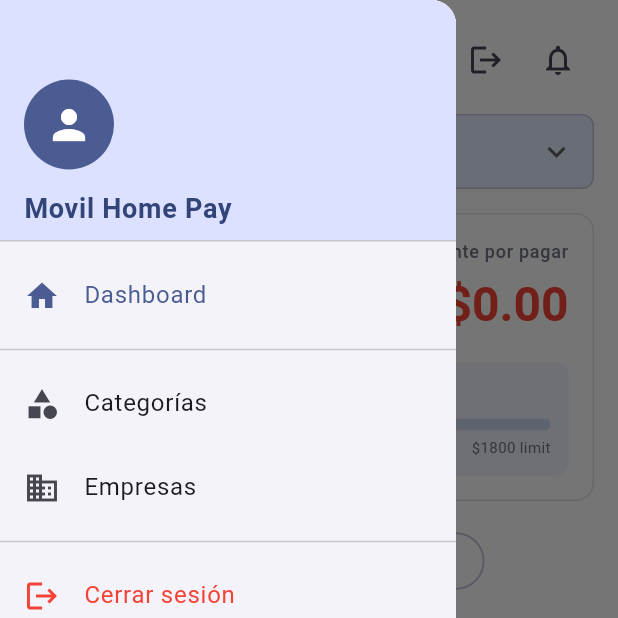
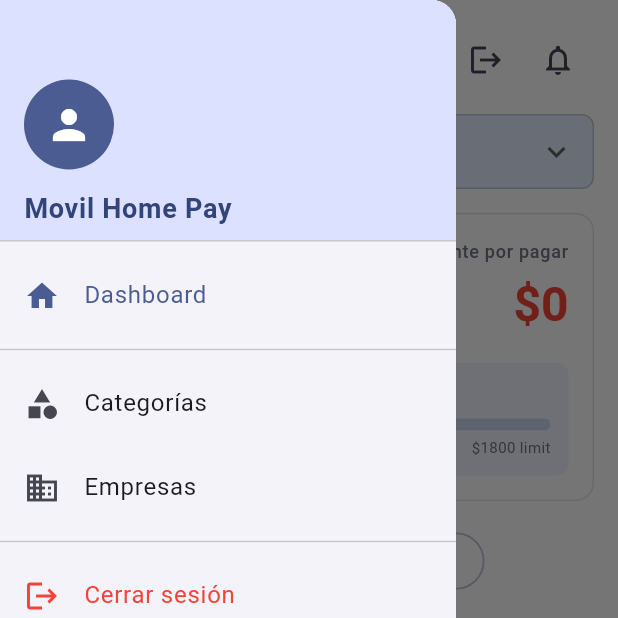
Before and after one commit to fvalenzuela-dev/movil_home_pay, a Flutter app: the ListaCuentasPage screen opened by its route, with the side drawer open, on a phone screen of 412 x 824 dp, the top half of it. Run offline on Flutter 3.47's test engine with Material 3 defaults, Android fonts, the phone set to English and light mode, and no system bars; our stand-ins replace dio, equatable, flutter_bloc, flutter_dotenv, get_it, go_router; missing offline and left inert: clerk_auth, clerk_flutter; network calls fail.

Commit message:
fix(dashboard): remove decimals from both amounts

```diff
--- a/lib/features/cuentas/presentation/pages/lista_cuentas_page.dart
+++ b/lib/features/cuentas/presentation/pages/lista_cuentas_page.dart
@@ -225,7 +225,7 @@ child: Column(
                       ),
                       const SizedBox(height: 4),
                       Text(
-                        '\$${totalSpending.toStringAsFixed(2)}',
+                        '\$${totalSpending.toStringAsFixed(0)}',
                         style: const TextStyle(
                           fontSize: 32,
                           fontWeight: FontWeight.w700,
@@ -249,7 +249,7 @@ child: Column(
                       ),
                       const SizedBox(height: 4),
                       Text(
-                        '\$${totalPendiente.toStringAsFixed(2)}',
+                        '\$${totalPendiente.toStringAsFixed(0)}',
                         style: const TextStyle(
                           fontSize: 32,
                           fontWeight: FontWeight.w700,
```
